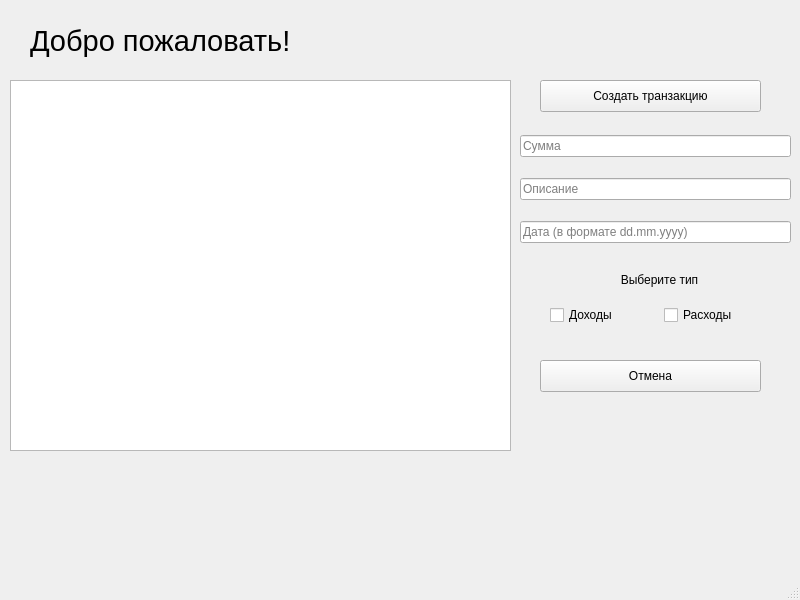
The window that design.ui (truesweeter/financialmanager_qt) describes before a commit, drawn with Qt 5.
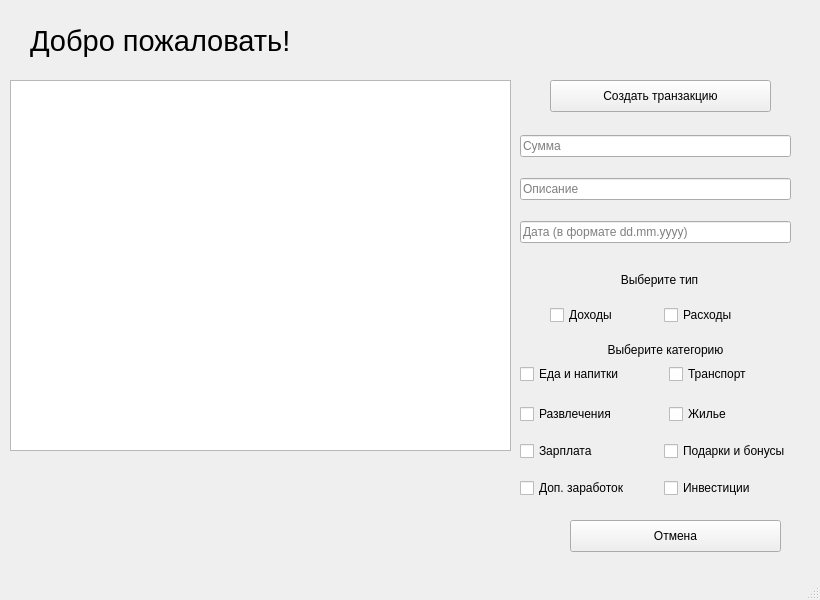
The same window after the commit.

```diff
--- a/design.ui
+++ b/design.ui
@@ -6,7 +6,7 @@
    <rect>
     <x>0</x>
     <y>0</y>
-    <width>800</width>
+    <width>820</width>
     <height>600</height>
    </rect>
   </property>
@@ -45,7 +45,7 @@
    <widget class="QPushButton" name="newTransaction">
     <property name="geometry">
      <rect>
-      <x>540</x>
+      <x>550</x>
       <y>80</y>
       <width>221</width>
       <height>32</height>
@@ -142,9 +142,9 @@
    <widget class="QPushButton" name="cancelBtn">
     <property name="geometry">
      <rect>
-      <x>540</x>
-      <y>360</y>
-      <width>221</width>
+      <x>570</x>
+      <y>520</y>
+      <width>211</width>
       <height>32</height>
      </rect>
     </property>
@@ -155,8 +155,8 @@
    <widget class="QLabel" name="statusLabel">
     <property name="geometry">
      <rect>
-      <x>510</x>
-      <y>460</y>
+      <x>10</x>
+      <y>480</y>
       <width>291</width>
       <height>51</height>
      </rect>
@@ -168,6 +168,126 @@
      <set>Qt::AlignCenter</set>
     </property>
    </widget>
+   <widget class="QLabel" name="categoryLabel">
+    <property name="geometry">
+     <rect>
+      <x>530</x>
+      <y>340</y>
+      <width>271</width>
+      <height>20</height>
+     </rect>
+    </property>
+    <property name="text">
+     <string>Выберите категорию</string>
+    </property>
+    <property name="alignment">
+     <set>Qt::AlignCenter</set>
+    </property>
+   </widget>
+   <widget class="QWidget" name="gridLayoutWidget">
+    <property name="geometry">
+     <rect>
+      <x>520</x>
+      <y>350</y>
+      <width>291</width>
+      <height>90</height>
+     </rect>
+    </property>
+    <layout class="QGridLayout" name="gridLayout">
+     <item row="1" column="1">
+      <widget class="QCheckBox" name="expensesCategoryHousing">
+       <property name="text">
+        <string>Жилье</string>
+       </property>
+       <attribute name="buttonGroup">
+        <string notr="true">expensesCategories</string>
+       </attribute>
+      </widget>
+     </item>
+     <item row="0" column="1">
+      <widget class="QCheckBox" name="expensesCategoryTransport">
+       <property name="text">
+        <string>Транспорт</string>
+       </property>
+       <attribute name="buttonGroup">
+        <string notr="true">expensesCategories</string>
+       </attribute>
+      </widget>
+     </item>
+     <item row="0" column="0">
+      <widget class="QCheckBox" name="expensesCategoryFood">
+       <property name="text">
+        <string>Еда и напитки</string>
+       </property>
+       <attribute name="buttonGroup">
+        <string notr="true">expensesCategories</string>
+       </attribute>
+      </widget>
+     </item>
+     <item row="1" column="0">
+      <widget class="QCheckBox" name="expensesCategoryFun">
+       <property name="text">
+        <string>Развлечения</string>
+       </property>
+       <attribute name="buttonGroup">
+        <string notr="true">expensesCategories</string>
+       </attribute>
+      </widget>
+     </item>
+    </layout>
+   </widget>
+   <widget class="QWidget" name="gridLayoutWidget_2">
+    <property name="geometry">
+     <rect>
+      <x>520</x>
+      <y>430</y>
+      <width>281</width>
+      <height>80</height>
+     </rect>
+    </property>
+    <layout class="QGridLayout" name="gridLayout_3">
+     <item row="1" column="1">
+      <widget class="QCheckBox" name="incomeCategoryInvestment">
+       <property name="text">
+        <string>Инвестиции</string>
+       </property>
+       <attribute name="buttonGroup">
+        <string notr="true">incomeCategories</string>
+       </attribute>
+      </widget>
+     </item>
+     <item row="0" column="0">
+      <widget class="QCheckBox" name="incomeCategorySalary">
+       <property name="text">
+        <string>Зарплата</string>
+       </property>
+       <attribute name="buttonGroup">
+        <string notr="true">incomeCategories</string>
+       </attribute>
+      </widget>
+     </item>
+     <item row="1" column="0">
+      <widget class="QCheckBox" name="incomeCategoryEarning">
+       <property name="text">
+        <string>Доп. заработок</string>
+       </property>
+       <attribute name="buttonGroup">
+        <string notr="true">incomeCategories</string>
+       </attribute>
+      </widget>
+     </item>
+     <item row="0" column="1">
+      <widget class="QCheckBox" name="incomeCategoryGift">
+       <property name="text">
+        <string>Подарки и бонусы</string>
+       </property>
+       <attribute name="buttonGroup">
+        <string notr="true">incomeCategories</string>
+       </attribute>
+      </widget>
+     </item>
+    </layout>
+   </widget>
   </widget>
   <widget class="QMenuBar" name="menubar">
    <property name="geometry">
```
Left out of the diff: 4 changed lines with no effect on the pictures.
